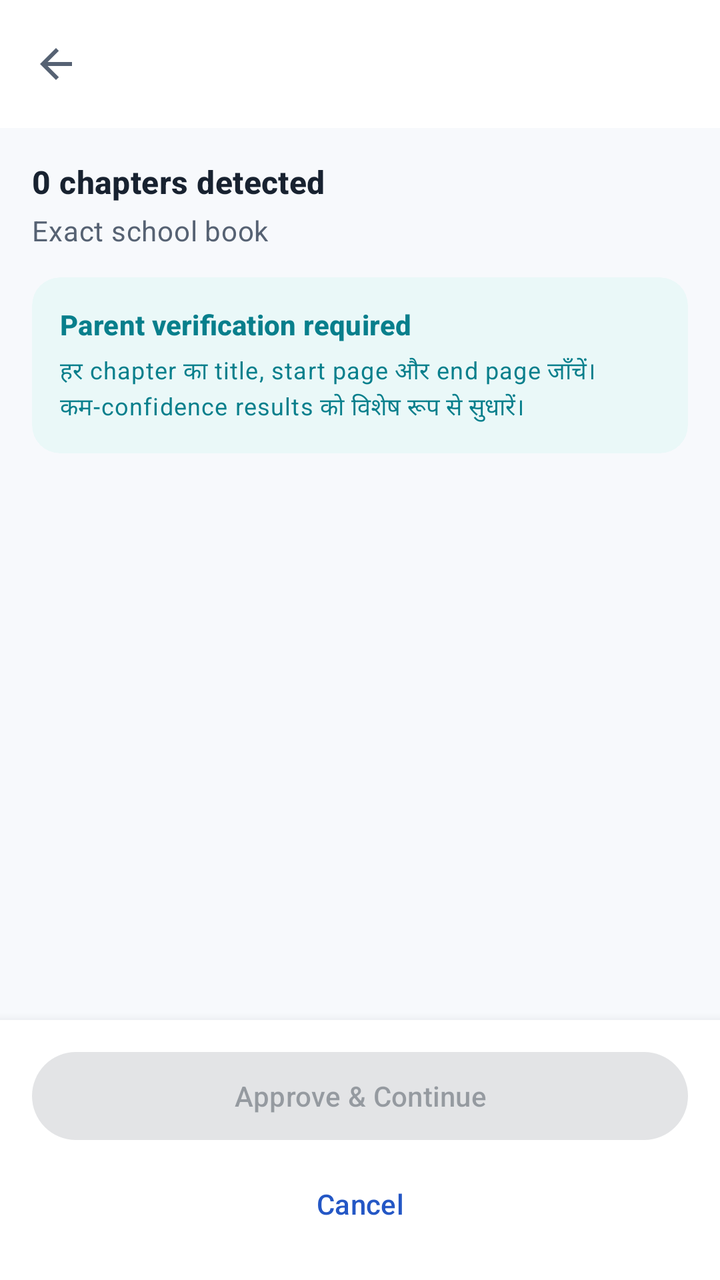
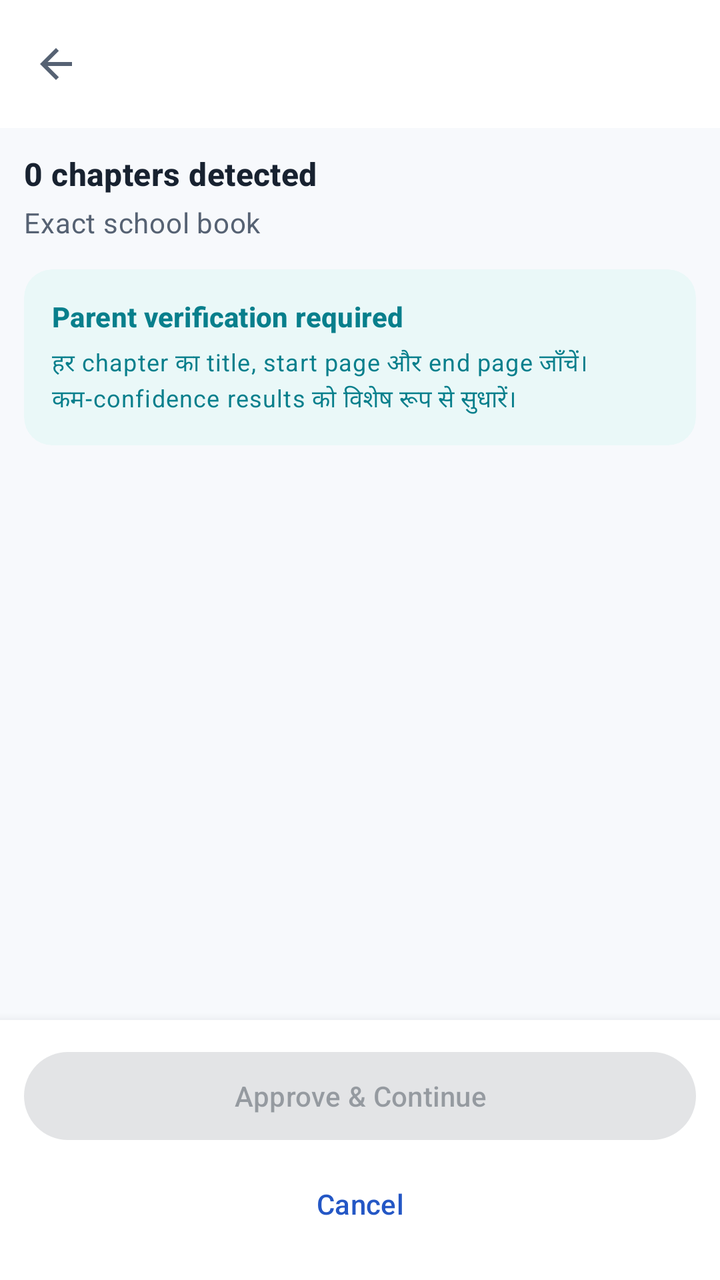

The first picture is an Android layout as it rendered before a commit; the second is the same layout after the commit. The layout source and the unified diff follow.
<!-- AndroidManifest.xml: application theme Theme.StudySaathi -->
<!-- res/layout/activity_book_chapter_boundary_review.xml -->
<?xml version="1.0" encoding="utf-8"?>
<androidx.coordinatorlayout.widget.CoordinatorLayout
    xmlns:android="http://schemas.android.com/apk/res/android"
    xmlns:app="http://schemas.android.com/apk/res-auto"
    android:layout_width="match_parent"
    android:layout_height="match_parent"
    android:background="?android:attr/colorBackground">

    <com.google.android.material.appbar.MaterialToolbar
        android:id="@+id/chapterBoundaryReviewToolbar"
        android:layout_width="match_parent"
        android:layout_height="?attr/actionBarSize"
        android:background="?attr/colorSurface"
        android:elevation="0dp"
        android:title="Review Detected Chapters"
        app:navigationIcon="@drawable/ic_arrow_back"
        app:titleTextColor="?attr/colorOnSurface" />

    <LinearLayout
        android:layout_width="match_parent"
        android:layout_height="match_parent"
        android:orientation="vertical"
        android:paddingTop="?attr/actionBarSize">

        <LinearLayout
            android:layout_width="match_parent"
            android:layout_height="wrap_content"
            android:orientation="vertical"
            android:paddingStart="16dp"
            android:paddingTop="16dp"
            android:paddingEnd="16dp">

            <TextView
                android:id="@+id/chapterBoundaryReviewSummaryTextView"
                android:layout_width="match_parent"
                android:layout_height="wrap_content"
                android:text="0 chapters detected"
                android:textAppearance="?attr/textAppearanceTitleMedium"
                android:textColor="?attr/colorOnSurface"
                android:textStyle="bold" />

            <TextView
                android:id="@+id/chapterBoundaryReviewBookTitleTextView"
                android:layout_width="match_parent"
                android:layout_height="wrap_content"
                android:layout_marginTop="4dp"
                android:ellipsize="end"
                android:maxLines="2"
                android:text="Exact school book"
                android:textAppearance="?attr/textAppearanceBodyMedium"
                android:textColor="?attr/colorOnSurfaceVariant" />

            <com.google.android.material.card.MaterialCardView
                android:id="@+id/chapterBoundaryReviewWarningCard"
                android:layout_width="match_parent"
                android:layout_height="wrap_content"
                android:layout_marginTop="14dp"
                app:cardBackgroundColor="?attr/colorSecondaryContainer"
                app:cardCornerRadius="14dp"
                app:cardElevation="0dp"
                app:strokeWidth="0dp">

                <LinearLayout
                    android:layout_width="match_parent"
                    android:layout_height="wrap_content"
                    android:orientation="vertical"
                    android:padding="14dp">

                    <TextView
                        android:layout_width="match_parent"
                        android:layout_height="wrap_content"
                        android:text="Parent verification required"
                        android:textAppearance="?attr/textAppearanceTitleSmall"
                        android:textColor="?attr/colorOnSecondaryContainer"
                        android:textStyle="bold" />

                    <TextView
                        android:id="@+id/chapterBoundaryReviewWarningTextView"
                        android:layout_width="match_parent"
                        android:layout_height="wrap_content"
                        android:layout_marginTop="5dp"
                        android:lineSpacingExtra="2dp"
                        android:text="हर chapter का title, start page और end page जाँचें। कम-confidence results को विशेष रूप से सुधारें।"
                        android:textAppearance="?attr/textAppearanceBodySmall"
                        android:textColor="?attr/colorOnSecondaryContainer" />

                </LinearLayout>

            </com.google.android.material.card.MaterialCardView>

        </LinearLayout>

        <androidx.recyclerview.widget.RecyclerView
            android:id="@+id/chapterBoundaryReviewRecyclerView"
            android:layout_width="match_parent"
            android:layout_height="0dp"
            android:layout_weight="1"
            android:clipToPadding="false"
            android:paddingStart="16dp"
            android:paddingTop="12dp"
            android:paddingEnd="16dp"
            android:paddingBottom="16dp"
            android:scrollbars="vertical" />

        <LinearLayout
            android:id="@+id/chapterBoundaryReviewActionsContainer"
            android:layout_width="match_parent"
            android:layout_height="wrap_content"
            android:background="?attr/colorSurface"
            android:elevation="8dp"
            android:orientation="vertical"
            android:paddingStart="16dp"
            android:paddingTop="12dp"
            android:paddingEnd="16dp"
            android:paddingBottom="14dp">

            <com.google.android.material.button.MaterialButton
                android:id="@+id/approveChapterBoundariesButton"
                style="@style/Widget.Material3.Button"
                android:layout_width="match_parent"
                android:layout_height="wrap_content"
                android:enabled="false"
                android:minHeight="52dp"
                android:text="Approve &amp; Continue"
                android:textAllCaps="false" />

            <com.google.android.material.button.MaterialButton
                android:id="@+id/cancelChapterBoundaryReviewButton"
                style="@style/Widget.Material3.Button.TextButton"
                android:layout_width="match_parent"
                android:layout_height="wrap_content"
                android:layout_marginTop="4dp"
                android:minHeight="48dp"
                android:text="Cancel"
                android:textAllCaps="false" />

        </LinearLayout>

        <LinearLayout
            android:id="@+id/chapterBoundaryReviewLoadingContainer"
            android:layout_width="match_parent"
            android:layout_height="match_parent"
            android:gravity="center"
            android:orientation="vertical"
            android:padding="32dp"
            android:visibility="gone">

            <com.google.android.material.progressindicator.CircularProgressIndicator
                android:layout_width="48dp"
                android:layout_height="48dp"
                android:indeterminate="true" />

            <TextView
                android:id="@+id/chapterBoundaryReviewLoadingTextView"
                android:layout_width="wrap_content"
                android:layout_height="wrap_content"
                android:layout_marginTop="12dp"
                android:text="Preparing chapter review…"
                android:textAppearance="?attr/textAppearanceBodyMedium"
                android:textColor="?attr/colorOnSurfaceVariant" />

        </LinearLayout>

    </LinearLayout>

</androidx.coordinatorlayout.widget.CoordinatorLayout>
<!-- resources referenced by this layout -->
<resources>
  <!-- drawable ic_arrow_back (drawable) -->
  <?xml version="1.0" encoding="utf-8"?>
  <vector xmlns:android="http://schemas.android.com/apk/res/android"
      android:width="24dp"
      android:height="24dp"
      android:viewportWidth="24"
      android:viewportHeight="24">
  
      <path
          android:fillColor="?attr/colorControlNormal"
          android:pathData="M20,11H7.83l5.59,-5.59L12,4l-8,8 8,8 1.42,-1.41L7.83,13H20v-2z" />
  
  </vector>
  <color name="ss_primary">#2457C5</color>
  <color name="ss_on_primary">#FFFFFF</color>
  <color name="ss_blue_soft">#EAF2FF</color>
  <color name="ss_primary_dark">#173F99</color>
  <color name="ss_secondary">#087F8C</color>
  <color name="ss_on_secondary">#FFFFFF</color>
  <color name="ss_teal_soft">#EAF8F8</color>
  <color name="ss_tertiary">#8A5A00</color>
  <color name="ss_on_tertiary">#FFFFFF</color>
  <color name="ss_yellow_soft">#FFF8E8</color>
  <color name="ss_background">#F7F9FC</color>
  <color name="ss_surface">#FFFFFF</color>
  <color name="ss_surface_soft">#F0F4FA</color>
  <color name="ss_text_primary">#182230</color>
  <color name="ss_text_secondary">#566273</color>
  <color name="ss_outline">#D6DEE9</color>
  <color name="ss_error">#BA1A1A</color>
  <color name="white">#FFFFFFFF</color>
  <color name="ss_red_soft">#FFF0F0</color>
  <!-- drawable bg_app_soft_mix (drawable) -->
  <?xml version="1.0" encoding="utf-8"?>
  <shape xmlns:android="http://schemas.android.com/apk/res/android"
      android:shape="rectangle">
  
      <gradient
          android:angle="270"
          android:centerColor="#F2FBF3"
          android:endColor="#EEF7FF"
          android:startColor="#FFF2F2"
          android:type="linear" />
  
  </shape>
  <!-- unchanged entries left out for length: 1 -->
</resources>

<!-- the commit's change to res/layout/activity_book_chapter_boundary_review.xml (unified diff, before → after) -->
@@ -26,9 +26,9 @@
             android:layout_width="match_parent"
             android:layout_height="wrap_content"
             android:orientation="vertical"
-            android:paddingStart="16dp"
-            android:paddingTop="16dp"
-            android:paddingEnd="16dp">
+            android:paddingStart="12dp"
+            android:paddingTop="12dp"
+            android:paddingEnd="12dp">
 
             <TextView
                 android:id="@+id/chapterBoundaryReviewSummaryTextView"
@@ -96,10 +96,10 @@
             android:layout_height="0dp"
             android:layout_weight="1"
             android:clipToPadding="false"
-            android:paddingStart="16dp"
+            android:paddingStart="12dp"
             android:paddingTop="12dp"
-            android:paddingEnd="16dp"
-            android:paddingBottom="16dp"
+            android:paddingEnd="12dp"
+            android:paddingBottom="12dp"
             android:scrollbars="vertical" />
 
         <LinearLayout
@@ -109,9 +109,9 @@
             android:background="?attr/colorSurface"
             android:elevation="8dp"
             android:orientation="vertical"
-            android:paddingStart="16dp"
+            android:paddingStart="12dp"
             android:paddingTop="12dp"
-            android:paddingEnd="16dp"
+            android:paddingEnd="12dp"
             android:paddingBottom="14dp">
 
             <com.google.android.material.button.MaterialButton
@@ -142,7 +142,7 @@
             android:layout_height="match_parent"
             android:gravity="center"
             android:orientation="vertical"
-            android:padding="32dp"
+            android:padding="12dp"
             android:visibility="gone">
 
             <com.google.android.material.progressindicator.CircularProgressIndicator
